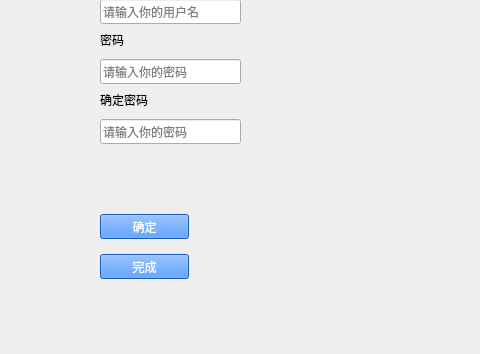
KeviaWang/work, file demo1/signup.ui: the form before one commit; both pictures show x 120 to 600 and y 146 to 500 of the 600 by 500 pixel window.
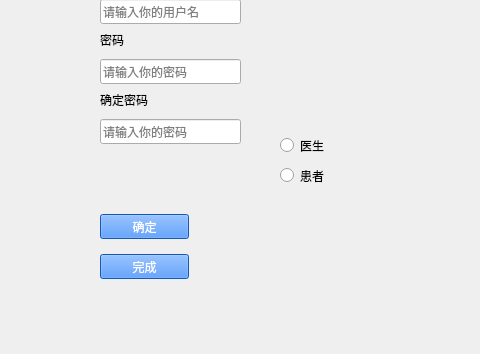
The form after the commit.

The edit to the form file:
```diff
--- a/demo1/signup.ui
+++ b/demo1/signup.ui
@@ -139,6 +139,32 @@
     <string>用户名</string>
    </property>
   </widget>
+  <widget class="QRadioButton" name="doc_btn">
+   <property name="geometry">
+    <rect>
+     <x>400</x>
+     <y>280</y>
+     <width>112</width>
+     <height>23</height>
+    </rect>
+   </property>
+   <property name="text">
+    <string>医生</string>
+   </property>
+  </widget>
+  <widget class="QRadioButton" name="patient_btn">
+   <property name="geometry">
+    <rect>
+     <x>400</x>
+     <y>310</y>
+     <width>112</width>
+     <height>23</height>
+    </rect>
+   </property>
+   <property name="text">
+    <string>患者</string>
+   </property>
+  </widget>
  </widget>
  <resources/>
  <connections/>
```
